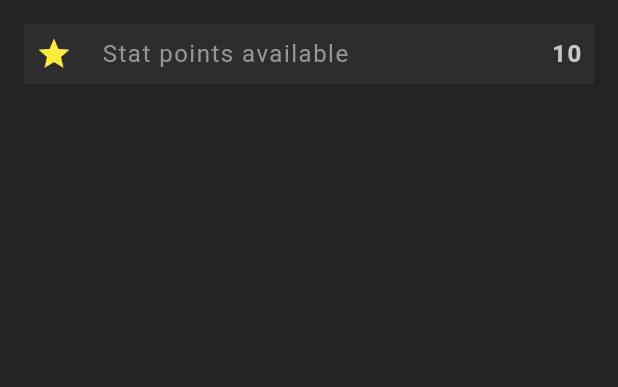
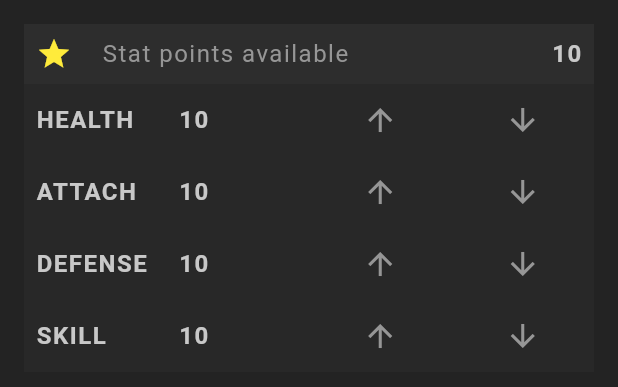
Before and after one commit to ismayelalam/practice_flutter, a Flutter app: the StatsTable widget shown alone on an empty page, opened directly with sample values from the repository, on a phone screen of 412 x 824 dp. Shown: the top 387 px of the screen. Run offline on Flutter 3.47's test engine with Material 3 defaults, Android fonts, the light colour scheme and no system bars; our stand-ins replace google_fonts; Roboto replaces fonts that are missing (Kanit).

Commit message:
add stats table functions

```diff
--- a/test_application_01/lib/models/stats.dart
+++ b/test_application_01/lib/models/stats.dart
@@ -15,7 +15,7 @@
   };
 
   List<Map<String, String>> get statsAsList => [
-    {"title": "Health", 'value': _health.toString()},
+    {"title": "health", 'value': _health.toString()},
     {"title": "attach", 'value': _attach.toString()},
     {"title": "defense", 'value': _defense.toString()},
     {"title": "skill", 'value': _skill.toString()},
@@ -38,6 +38,7 @@
           break;
         default:
       }
+      _points--;
     }
   }
 
--- a/test_application_01/lib/screens/profile/stats_table.dart
+++ b/test_application_01/lib/screens/profile/stats_table.dart
@@ -37,6 +37,59 @@
               ],
             ),
           ),
+
+          Table(
+            children: widget.character.statsAsList
+                .map(
+                  (stat) => TableRow(
+                    decoration: BoxDecoration(
+                      color: AppColors.secondaryColor.withValues(alpha: 0.5),
+                    ),
+                    children: [
+                      TableCell(
+                        verticalAlignment: TableCellVerticalAlignment.middle,
+                        child: Padding(
+                          padding: EdgeInsetsGeometry.all(8),
+                          child: StyledHeading(stat['title']!),
+                        ),
+                      ),
+                      TableCell(
+                        verticalAlignment: TableCellVerticalAlignment.middle,
+                        child: Padding(
+                          padding: EdgeInsetsGeometry.all(8),
+                          child: StyledHeading(stat['value']!),
+                        ),
+                      ),
+                      TableCell(
+                        verticalAlignment: TableCellVerticalAlignment.middle,
+                        child: IconButton(
+                          icon: Icon(
+                            Icons.arrow_upward,
+                            color: AppColors.textColor,
+                          ),
+                          onPressed: () => setState(() {
+                            widget.character.increaseStat(stat['title']!);
+                          }),
+                        ),
+                      ),
+
+                      TableCell(
+                        verticalAlignment: TableCellVerticalAlignment.middle,
+                        child: IconButton(
+                          icon: Icon(
+                            Icons.arrow_downward,
+                            color: AppColors.textColor,
+                          ),
+                          onPressed: () => setState(() {
+                            widget.character.decreaseStat(stat['title']!);
+                          }),
+                        ),
+                      ),
+                    ],
+                  ),
+                )
+                .toList(),
+          ),
         ],
       ),
     );
```
